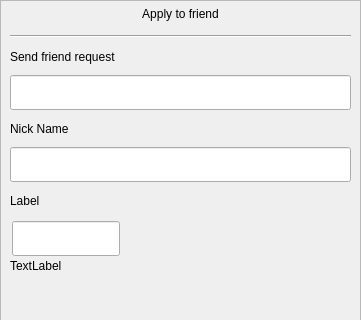
The window that ChatClient/ui/applyfriend.ui (MvpBruce/MyChat) describes before a commit, drawn with Qt 5; both pictures show x 0 to 361 and y 0 to 320 of the 361 by 596 pixel window.
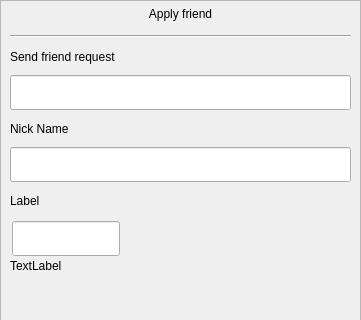
The same window after the commit. Custom widgets are drawn as their Qt base class.

Commit message: 1.fix search line bug 2.adjust apply friend qss

```diff
--- a/ChatClient/ui/applyfriend.ui
+++ b/ChatClient/ui/applyfriend.ui
@@ -98,7 +98,7 @@
           </size>
          </property>
          <property name="text">
-          <string>Apply to friend</string>
+          <string>Apply friend</string>
          </property>
          <property name="alignment">
           <set>Qt::AlignmentFlag::AlignCenter</set>
```
The commit also changes 9 other files.
